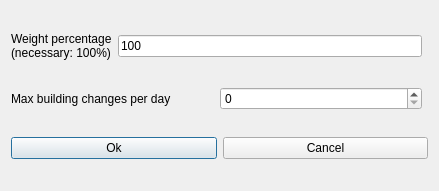
Before: the Qt Designer form fet/src/interface/modifyconstraintteachersmaxbuildingchangesperdayform_template.ui in vonmecheln/fet, drawn with Qt 5.
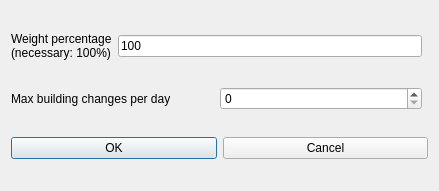
After: the same form once the commit is applied.

```diff
--- a/fet/src/interface/modifyconstraintteachersmaxbuildingchangesperdayform_template.ui
+++ b/fet/src/interface/modifyconstraintteachersmaxbuildingchangesperdayform_template.ui
@@ -47,7 +47,7 @@
      <item>
       <widget class="QPushButton" name="okPushButton">
        <property name="text">
-        <string>Ok</string>
+        <string>OK</string>
        </property>
       </widget>
      </item>
```
